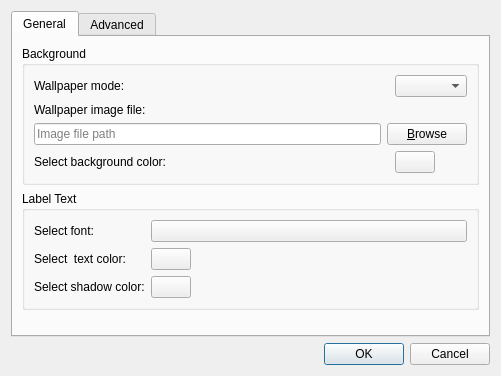
Before: the Qt Designer form pcmanfm/desktop-preferences.ui in lxqt/pcmanfm-qt, drawn with Qt 5.
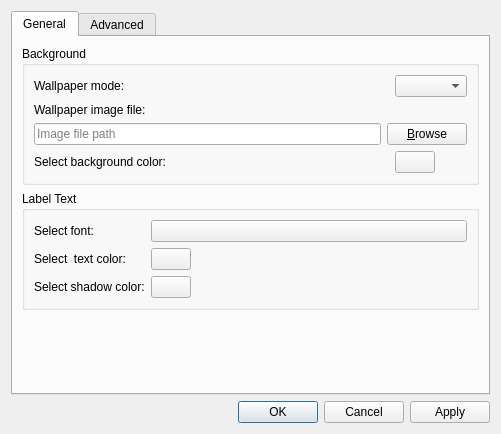
After: the same form once the commit is applied. Custom widgets are drawn as their Qt base class.

Commit message:
Add apply button to desktop preferences dialog
That way one does not have to reopen the dialog if he does not like the
change.

The edit to the form file:
```diff
--- a/pcmanfm/desktop-preferences.ui
+++ b/pcmanfm/desktop-preferences.ui
@@ -7,7 +7,7 @@
     <x>0</x>
     <y>0</y>
     <width>501</width>
-    <height>376</height>
+    <height>434</height>
    </rect>
   </property>
   <property name="windowTitle">
@@ -295,7 +295,7 @@
       <enum>Qt::Horizontal</enum>
      </property>
      <property name="standardButtons">
-      <set>QDialogButtonBox::Cancel|QDialogButtonBox::Ok</set>
+      <set>QDialogButtonBox::Apply|QDialogButtonBox::Cancel|QDialogButtonBox::Ok</set>
      </property>
     </widget>
    </item>
```
The commit also changes 2 other files.
